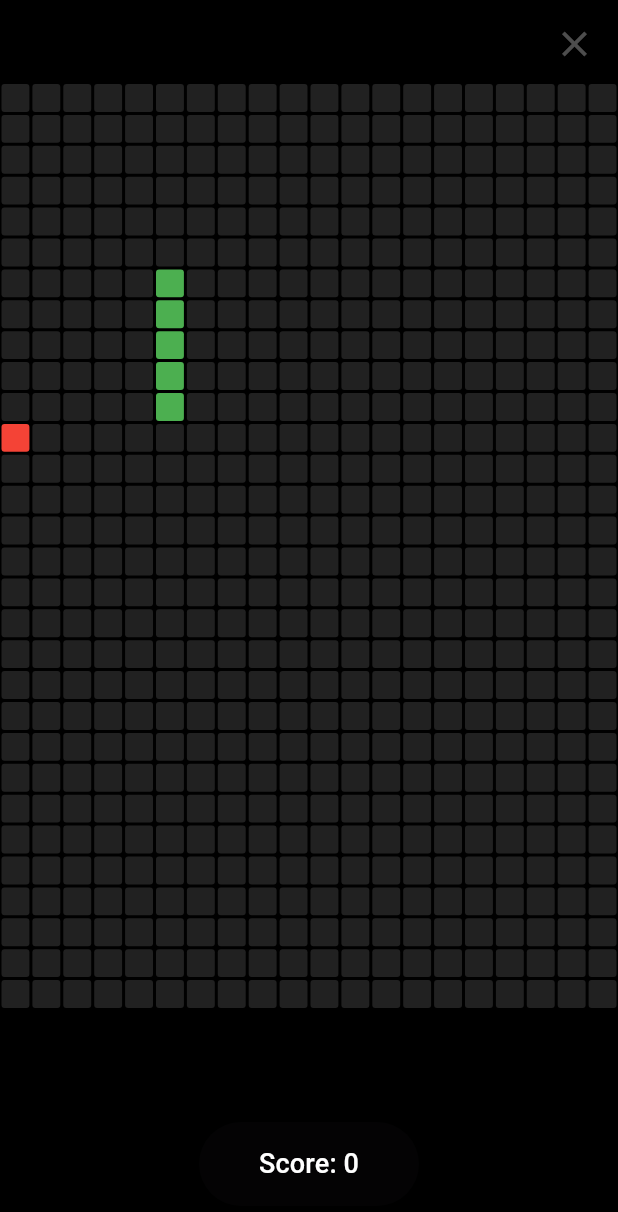
After one commit to semellicodes/segura-app-flutter, a Flutter app: the CamuflagemScreen screen opened directly, after a tap on "TOCAR PARA JOGAR", on a phone screen of 412 x 824 dp. The commit adds this screen. Shown: the top 1212 px of the screen. Run offline on Flutter 3.47's test engine with Material 3 defaults, Android fonts, the phone set to English and light mode, and no system bars; our stand-ins replace flutter_map, geolocator, latlong2, shared_preferences; accounts and stored records are empty.

Commit message:
feat: adiciona tela camuflagem (snake game), migra mapa para OSM e constrói radar vivo de delegacias mapeadas por cores

```diff
--- /dev/null
+++ b/lib/controllers/snake_game_controller.dart
@@ -0,0 +1,111 @@
+import 'dart:async';
+import 'dart:math';
+import 'package:flutter/material.dart';
+
+class SnakeGameController extends ChangeNotifier {
+  final int squaresPerRow;
+  final int squaresPerCol;
+
+  late int totalSquares;
+
+  List<int> snakePosition = [];
+  int foodPosition = 0;
+  String direction = 'down';
+  bool isPlaying = false;
+
+  Timer? _timer;
+
+  SnakeGameController({
+    required this.squaresPerRow,
+    required this.squaresPerCol,
+  }) {
+    totalSquares = squaresPerRow * squaresPerCol;
+    _resetGameData();
+  }
+
+  void _resetGameData() {
+    snakePosition = [45, 65, 85, 105, 125];
+    direction = 'down';
+    _spawnFood();
+  }
+
+  void _spawnFood() {
+    foodPosition = Random().nextInt(totalSquares);
+    while (snakePosition.contains(foodPosition)) {
+      foodPosition = Random().nextInt(totalSquares);
+    }
+  }
+
+  void startGame() {
+    isPlaying = true;
+    _resetGameData();
+    notifyListeners();
+
+    _timer?.cancel();
+    _timer = Timer.periodic(const Duration(milliseconds: 250), (timer) {
+      _updateGameTick();
+    });
+  }
+
+  void stopGame() {
+    _timer?.cancel();
+    isPlaying = false;
+    notifyListeners();
+  }
+
+  void disposeGame() {
+    _timer?.cancel();
+    super.dispose();
+  }
+
+  void updateDirection(String newDirection) {
+    direction = newDirection;
+  }
+
+  void _updateGameTick() {
+    final int head = snakePosition.last;
+    int newHead = head;
+
+    switch (direction) {
+      case 'up':
+        newHead = head - squaresPerRow;
+        if (newHead < 0) newHead += totalSquares;
+        break;
+      case 'down':
+        newHead = head + squaresPerRow;
+        if (newHead >= totalSquares) newHead -= totalSquares;
+        break;
+      case 'left':
+        newHead = (head % squaresPerRow == 0)
+            ? head + squaresPerRow - 1
+            : head - 1;
+        break;
+      case 'right':
+        newHead = ((head + 1) % squaresPerRow == 0)
+            ? head - squaresPerRow + 1
+            : head + 1;
+        break;
+    }
+
+    snakePosition.add(newHead);
+
+    if (snakePosition.last == foodPosition) {
+      _spawnFood();
+    } else {
+      snakePosition.removeAt(0);
+    }
+
+    if (_checkGameOver()) {
+      stopGame();
+    } else {
+      notifyListeners();
+    }
+  }
+
+  bool _checkGameOver() {
+    for (int i = 0; i < snakePosition.length - 1; i++) {
+      if (snakePosition.last == snakePosition[i]) return true;
+    }
+    return false;
+  }
+}
--- /dev/null
+++ b/lib/screens/camuflagem_screen.dart
@@ -0,0 +1,155 @@
+import 'package:flutter/material.dart';
+import 'package:segura_app/controllers/snake_game_controller.dart';
+
+class CamuflagemScreen extends StatefulWidget {
+  const CamuflagemScreen({super.key});
+
+  @override
+  State<CamuflagemScreen> createState() => _CamuflagemScreenState();
+}
+
+class _CamuflagemScreenState extends State<CamuflagemScreen> {
+  static const int _colunas = 20;
+  static const int _linhas = 30;
+
+  late final SnakeGameController _gameCtrl;
+
+  @override
+  void initState() {
+    super.initState();
+    _gameCtrl = SnakeGameController(
+      squaresPerRow: _colunas,
+      squaresPerCol: _linhas,
+    );
+  }
+
+  @override
+  void dispose() {
+    _gameCtrl.disposeGame();
+    super.dispose();
+  }
+
+  void _handleDrag(DragUpdateDetails details, {required bool checkVertical}) {
+    final direcaoAtual = _gameCtrl.direction;
+    if (checkVertical) {
+      if (direcaoAtual != 'up' && details.delta.dy > 0) {
+        _gameCtrl.updateDirection('down');
+      } else if (direcaoAtual != 'down' && details.delta.dy < 0) {
+        _gameCtrl.updateDirection('up');
+      }
+    } else {
+      if (direcaoAtual != 'left' && details.delta.dx > 0) {
+        _gameCtrl.updateDirection('right');
+      } else if (direcaoAtual != 'right' && details.delta.dx < 0) {
+        _gameCtrl.updateDirection('left');
+      }
+    }
+  }
+
+  @override
+  Widget build(BuildContext context) {
+    return Scaffold(
+      backgroundColor: Colors.black,
+      body: SafeArea(
+        child: Stack(
+          children: [
+            Column(
+              children: [
+                Expanded(child: _buildSnakeGrid()),
+                _buildStartButton(),
+              ],
+            ),
+            _buildCloseButton(),
+          ],
+        ),
+      ),
+    );
+  }
+
+  Widget _buildSnakeGrid() {
+    return Center(
+      child: AspectRatio(
+        aspectRatio: _colunas / _linhas,
+        child: GestureDetector(
+          onVerticalDragUpdate: (d) => _handleDrag(d, checkVertical: true),
+          onHorizontalDragUpdate: (d) => _handleDrag(d, checkVertical: false),
+
+          child: AnimatedBuilder(
+            animation: _gameCtrl,
+            builder: (context, _) {
+              return GridView.builder(
+                physics: const NeverScrollableScrollPhysics(),
+                itemCount: _gameCtrl.totalSquares,
+                gridDelegate: const SliverGridDelegateWithFixedCrossAxisCount(
+                  crossAxisCount: _colunas,
+                ),
+                itemBuilder: _buildGridItem,
+              );
+            },
+          ),
+        ),
+      ),
+    );
+  }
+
+  Widget _buildGridItem(BuildContext context, int index) {
+    Color corItem;
+    if (_gameCtrl.snakePosition.contains(index)) {
+      corItem = Colors.green;
+    } else if (index == _gameCtrl.foodPosition) {
+      corItem = Colors.red;
+    } else {
+      corItem = Colors.grey[900]!;
+    }
+
+    return Container(
+      margin: const EdgeInsets.all(1),
+      decoration: BoxDecoration(
+        color: corItem,
+        borderRadius: BorderRadius.circular(2),
+      ),
+    );
+  }
+
+  Widget _buildStartButton() {
+    return AnimatedBuilder(
+      animation: _gameCtrl,
+      builder: (context, _) {
+        return Padding(
+          padding: const EdgeInsets.symmetric(vertical: 20.0),
+          child: ElevatedButton(
+            onPressed: _gameCtrl.isPlaying ? null : _gameCtrl.startGame,
+            style: ElevatedButton.styleFrom(
+              backgroundColor: Colors.green,
+              padding: const EdgeInsets.symmetric(horizontal: 40, vertical: 15),
+            ),
+            child: _gameCtrl.isPlaying
+                ? Text(
+                    'Score: ${_gameCtrl.snakePosition.length - 5}',
+                    style: const TextStyle(color: Colors.white, fontSize: 18),
+                  )
+                : const Text(
+                    'TOCAR PARA JOGAR',
+                    style: TextStyle(
+                      color: Colors.white,
+                      fontSize: 18,
+                      fontWeight: FontWeight.bold,
+                    ),
+                  ),
+          ),
+        );
+      },
+    );
+  }
+
+  Widget _buildCloseButton() {
+    return Positioned(
+      top: 5,
+      right: 5,
+      child: IconButton(
+        icon: const Icon(Icons.close, color: Colors.white30, size: 28),
+        onPressed: () => Navigator.pop(context),
+      ),
+    );
+  }
+}
--- a/lib/services/sos_service.dart
+++ b/lib/services/sos_service.dart
@@ -51,7 +51,7 @@ class SOSService {
     if (posicao != null) {
       mapsLink = 'https://www.google.com/maps/search/?api=1&query=${posicao.latitude},${posicao.longitude}';
     } else {
-      mapsLink = 'A localização não pôde ser obtida pelo GPS. Tente me contatar rápido.';
+      mapsLink = '(Meu GPS está desligado ou sem sinal, não consigo mandar a localização, mas preciso de ajuda urgente. Me ligue!)';
     }
 
     // 2. Formatar mensagem e Link do WhatsApp
--- a/pubspec.yaml
+++ b/pubspec.yaml
@@ -39,6 +39,7 @@ dependencies:
   latlong2: ^0.9.1
   geolocator: ^14.0.2
   shared_preferences: ^2.5.4
+  http: ^1.6.0
 
 dev_dependencies:
   flutter_test:
```
Also changed, not shown: lib/screens/home_screen.dart (+15 -0 lines), lib/screens/mapa_seguranca_screen.dart (+98 -18 lines), lib/services/delegacias_service.dart (added, +74 -0 lines), lib/services/localizacao_service.dart (+14 -9 lines), pubspec.lock.
